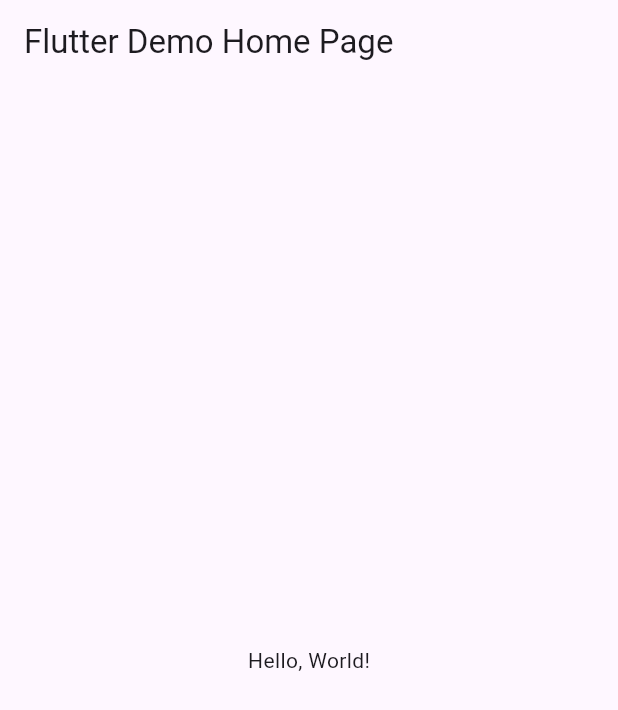
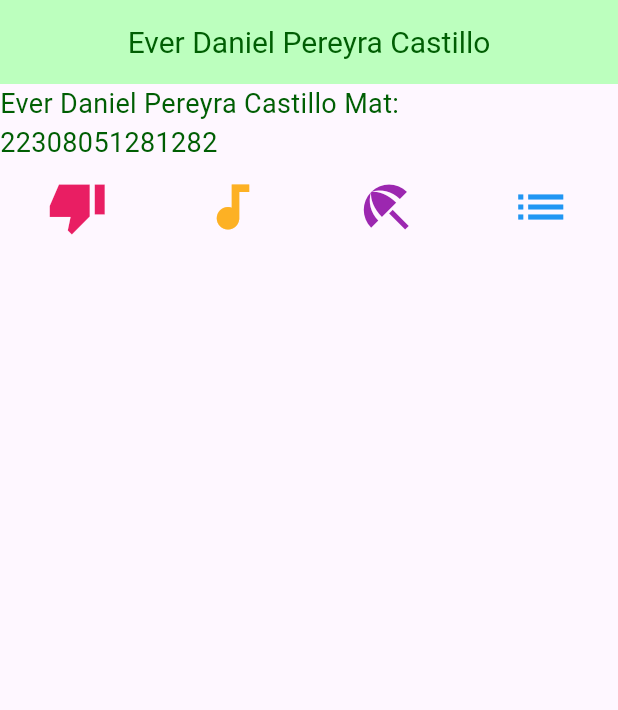
Before and after one commit to Ever-Daniel-Pereyra-Castillo/P9_v1_iconos, a Flutter app: the screen it shows after launch, on a phone screen of 412 x 824 dp. Shown: the top 710 px of the screen. Run offline on Flutter 3.47's test engine with Material 3 defaults, Android fonts, the phone set to English and light mode, and no system bars.

```diff
--- a/lib/main.dart
+++ b/lib/main.dart
@@ -1,43 +1,59 @@
 import 'package:flutter/material.dart';
 
-void main() => runApp(MyApp());
+void main() => runApp(const MisIconosApp());
 
-class MyApp extends StatelessWidget {
-  const MyApp({super.key});
-  // This widget is the root of your application.
+class MisIconosApp extends StatelessWidget {
+  const MisIconosApp({Key? key}) : super(key: key);
+
   @override
   Widget build(BuildContext context) {
     return MaterialApp(
-      // Application name
-      title: 'Flutter Hello World',
-      // Application theme data, you can set the colors for the application as
-      // you want
-      theme: ThemeData(
-        // useMaterial3: false,
-        primarySwatch: Colors.blue,
-      ),
-      // A widget which will be started on application startup
-      home: MyHomePage(title: 'Flutter Demo Home Page'),
+      debugShowCheckedModeBanner: false,
+      home: Scaffold(
+          appBar: AppBar(
+            title: const Text("Ever Daniel Pereyra Castillo"),
+            titleTextStyle:
+                const TextStyle(color: Color(0xff005e03), fontSize: 20),
+            centerTitle: true,
+            backgroundColor: const Color(0xffbcffbe),
+          ),
+          body: Column(
+            children: <Widget>[
+              const Text(
+                "Ever Daniel Pereyra Castillo Mat: 22308051281282",
+                style: TextStyle(color: Color(0xff005e03), fontSize: 18),
+              ),
+              SizedBox(
+                height: 10,
+              ),
+              const Row(
+                mainAxisAlignment: MainAxisAlignment.spaceAround,
+                children: <Widget>[
+                  Icon(
+                    Icons.thumb_down_alt_sharp,
+                    color: Colors.pink,
+                    size: 40.0,
+                    semanticLabel: 'Text to announce in accessibility modes',
+                  ),
+                  Icon(
+                    Icons.audiotrack,
+                    color: Color(0xfffdb124),
+                    size: 40.0,
+                  ),
+                  Icon(
+                    Icons.beach_access,
+                    color: Colors.purple,
+                    size: 40.0,
+                  ),
+                  Icon(
+                    Icons.list,
+                    color: Colors.blue,
+                    size: 40,
+                  ),
+                ],
+              ),
+            ],
+          )),
     );
-  }
-}
-
-class MyHomePage extends StatelessWidget {
-  final String title;
-  const MyHomePage({super.key, required this.title});
-
-  @override
-  Widget build(BuildContext context) {
-    return Scaffold(
-      appBar: AppBar(
-        // The title text which will be shown on the action bar
-        title: Text(title),
-      ),
-      body: Center(
-        child: Text(
-          'Hello, World!',
-        ),
-      ),
-    );
-  }
-}
+  } //MisWidggets
+} //clase mis iconos app
```
Also changed, not shown: EjemploIconos.PNG (added).
